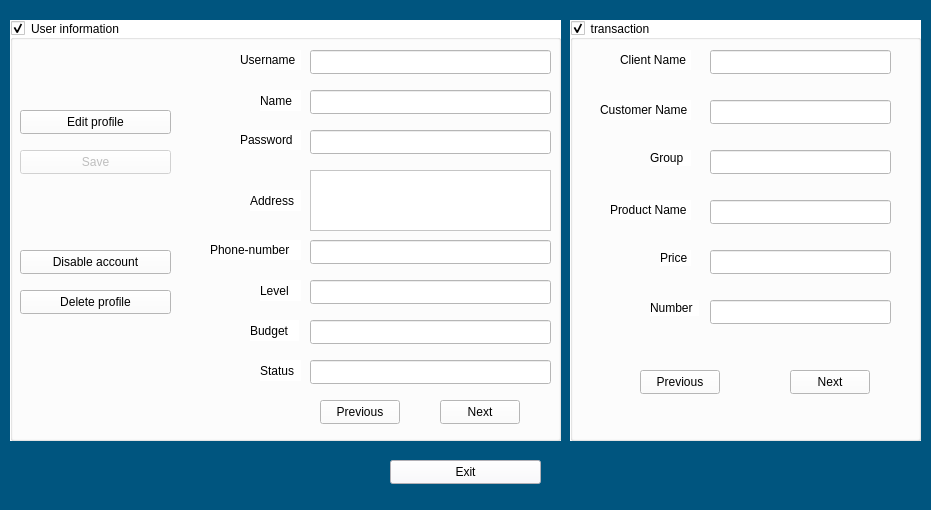
The window that Login_And_Admin/admin.ui (AP-projects-4001/esm-nadarim) describes before a commit, drawn with Qt 5.
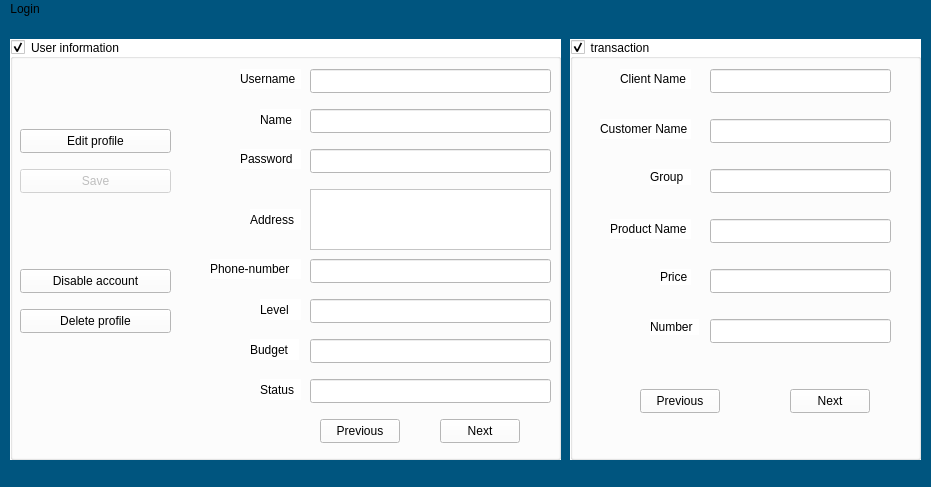
The same window after the commit.

Commit message: update admin and client classes

```diff
--- a/Login_And_Admin/admin.ui
+++ b/Login_And_Admin/admin.ui
@@ -7,7 +7,7 @@
     <x>0</x>
     <y>0</y>
     <width>931</width>
-    <height>510</height>
+    <height>487</height>
    </rect>
   </property>
   <property name="minimumSize">
@@ -18,8 +18,8 @@
   </property>
   <property name="maximumSize">
    <size>
-    <width>16777215</width>
-    <height>16777215</height>
+    <width>931</width>
+    <height>487</height>
    </size>
   </property>
   <property name="windowTitle">
@@ -602,26 +602,6 @@
      </property>
     </widget>
    </widget>
-   <widget class="QPushButton" name="pushButton_6">
-    <property name="geometry">
-     <rect>
-      <x>390</x>
-      <y>460</y>
-      <width>151</width>
-      <height>24</height>
-     </rect>
-    </property>
-    <property name="styleSheet">
-     <string notr="true">font: 700 9pt &quot;Segoe UI&quot;;
-background-color: rgbrgb(0, 82, 127);
-background-color: rgb(249, 247, 255);
-
-</string>
-    </property>
-    <property name="text">
-     <string>Exit</string>
-    </property>
-   </widget>
   </widget>
   <widget class="QMenuBar" name="menubar">
    <property name="geometry">
@@ -632,6 +612,13 @@
      <height>21</height>
     </rect>
    </property>
+   <widget class="QMenu" name="menuLogin">
+    <property name="title">
+     <string>Login</string>
+    </property>
+    <addaction name="actionBack"/>
+   </widget>
+   <addaction name="menuLogin"/>
   </widget>
   <widget class="QStatusBar" name="statusbar"/>
  </widget>
```
Left out of the diff: 5 changed lines with no effect on the pictures. The commit also changes 11 other files.
